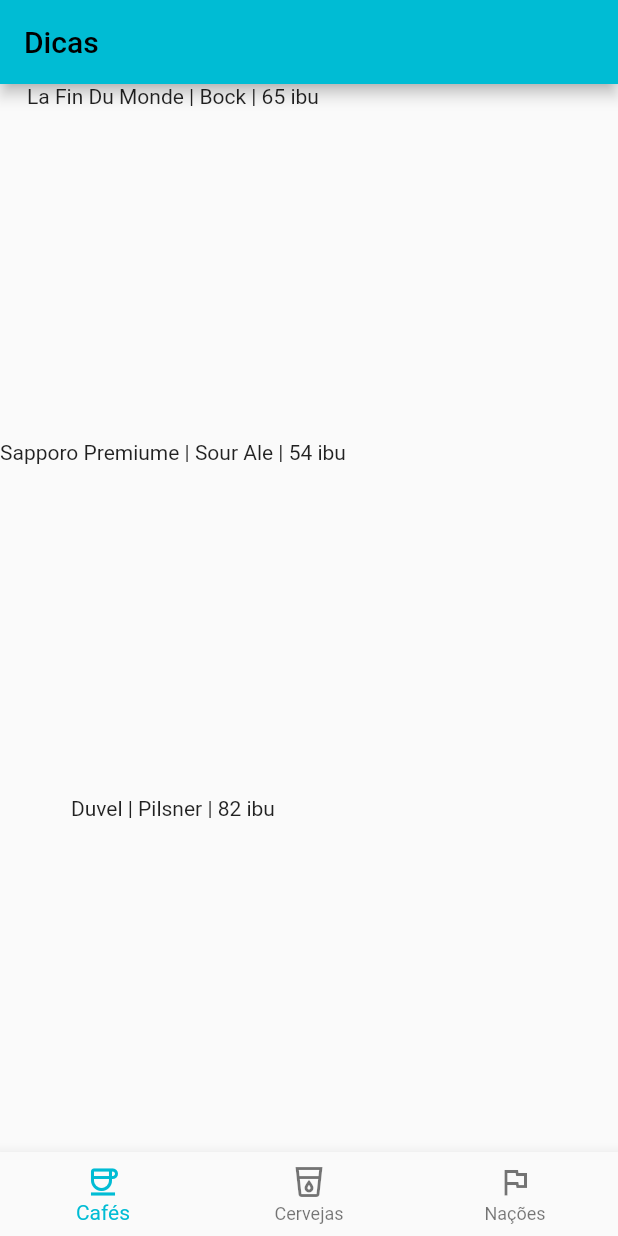
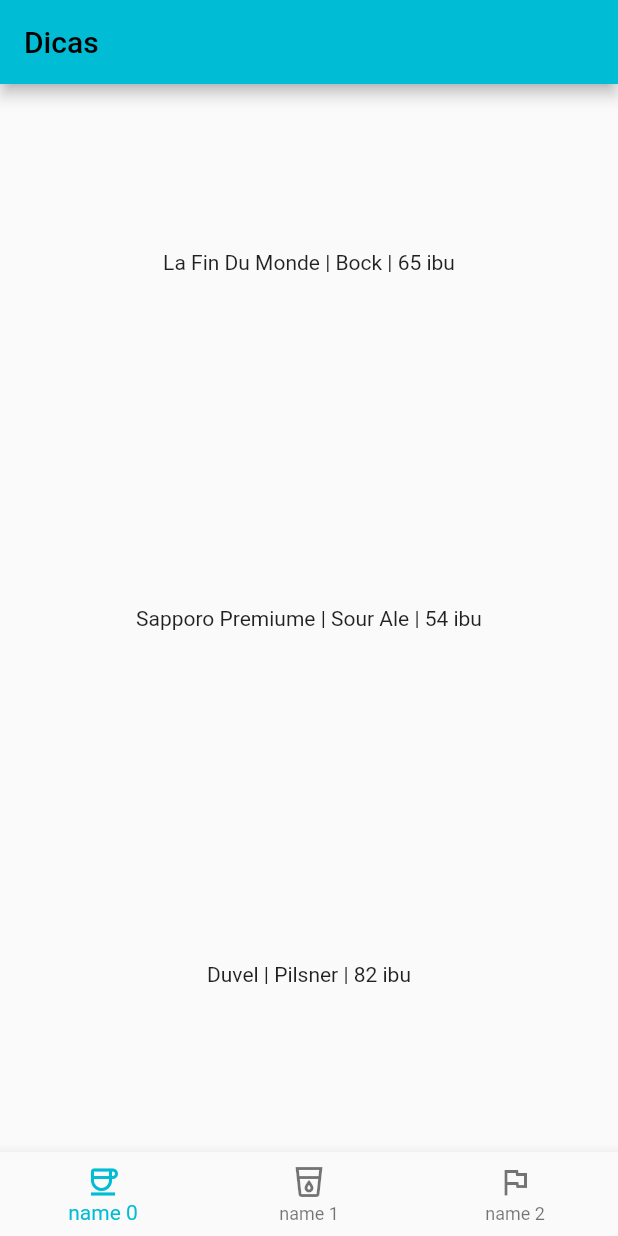
Before and after one commit to quirinof/oopFlutter, a Flutter app: the screen it shows after launch, on a phone screen of 412 x 824 dp. Run offline on Flutter 3.47's test engine with Material 2 defaults, Android fonts, the phone set to English and light mode, and no system bars; project files that could hold a hidden picture were left out.

Commit message:
finishing recipe2

```diff
--- a/recipe2/lib/main.dart
+++ b/recipe2/lib/main.dart
@@ -1,15 +1,39 @@
 import 'package:flutter/material.dart';
 
+void main() {
+  MyApp app = MyApp();
+  runApp(app);
+}
+
+class MyApp extends StatelessWidget {
+  MyApp();
+  @override
+  Widget build(BuildContext context) {
+    return MaterialApp(
+      theme: ThemeData(primarySwatch: Colors.cyan),
+      home: Scaffold(
+        appBar: AppBar(title: const Text("Dicas")),
+        body: ColumnsBody(),
+        bottomNavigationBar: NavBar(icons: const[
+          Icon(Icons.coffee_outlined),
+          Icon(Icons.local_drink_outlined),
+          Icon(Icons.flag_outlined)
+        ])
+      )
+    );
+  }
+}
+
+/*
 class TitAppBar extends StatelessWidget {
   TitAppBar();
 
   @override
   Widget build(BuildContext context) {
-    return AppBar(
-      title: Text("Dicas")
-    );
+    return AppBar(title: Text("Dicas"));
   }
 }
+*/
 class ColumnsBody extends StatelessWidget {
   ColumnsBody();
 
@@ -17,20 +41,20 @@
   Widget build(BuildContext context) {
     return const Column(children: [
       Expanded(
-        child: Text("La Fin Du Monde | Bock | 65 ibu"),
+        child: Center(child: Text("La Fin Du Monde | Bock | 65 ibu")),
       ),
       Expanded(
-        child: Text("Sapporo Premiume | Sour Ale | 54 ibu"),
+        child: Center(child: Text("Sapporo Premiume | Sour Ale | 54 ibu")),
       ),
       Expanded(
-        child: Text("Duvel | Pilsner | 82 ibu")
-      )
+        child: Center(child: Text("Duvel | Pilsner | 82 ibu")))
     ]);
   }
 }
 
 class NavBar extends StatelessWidget {
-  NavBar();
+  List<Icon> icons;
+  NavBar({this.icons = const []});
 
   void touchedButton(int index) {
     print("botao $index tocado");
@@ -40,32 +64,13 @@
   Widget build(BuildContext context) {
     return BottomNavigationBar(
       onTap: touchedButton,
-      items: const [
-        BottomNavigationBarItem(
-          label: "Cafés",
-          icon: Icon(Icons.coffee_outlined),
-        ),
-        BottomNavigationBarItem(
-          label: "Cervejas",
-          icon: Icon(Icons.local_drink_outlined)),
-        BottomNavigationBarItem(
-          label: "Nações",
-          icon: Icon(Icons.flag_outlined))
-      ]
+      items: List.generate(
+        icons.length,
+        (index) => BottomNavigationBarItem(
+          icon: icons[index],
+          label: 'name $index' // Pode personalizar os rótulos conforme necessário
+        )
+      )
     );
   }
 }
-
-void main() {
-  MaterialApp app = MaterialApp(
-    theme: ThemeData(primarySwatch: Colors.cyan),
-    home: Scaffold(
-      appBar: AppBar(
-        title: Text("Dicas")
-      ),
-      body: ColumnsBody(),
-      bottomNavigationBar: NavBar()
-    )
-  );
-  runApp(app);
-}
```
Also changed, not shown: 1 other file.
